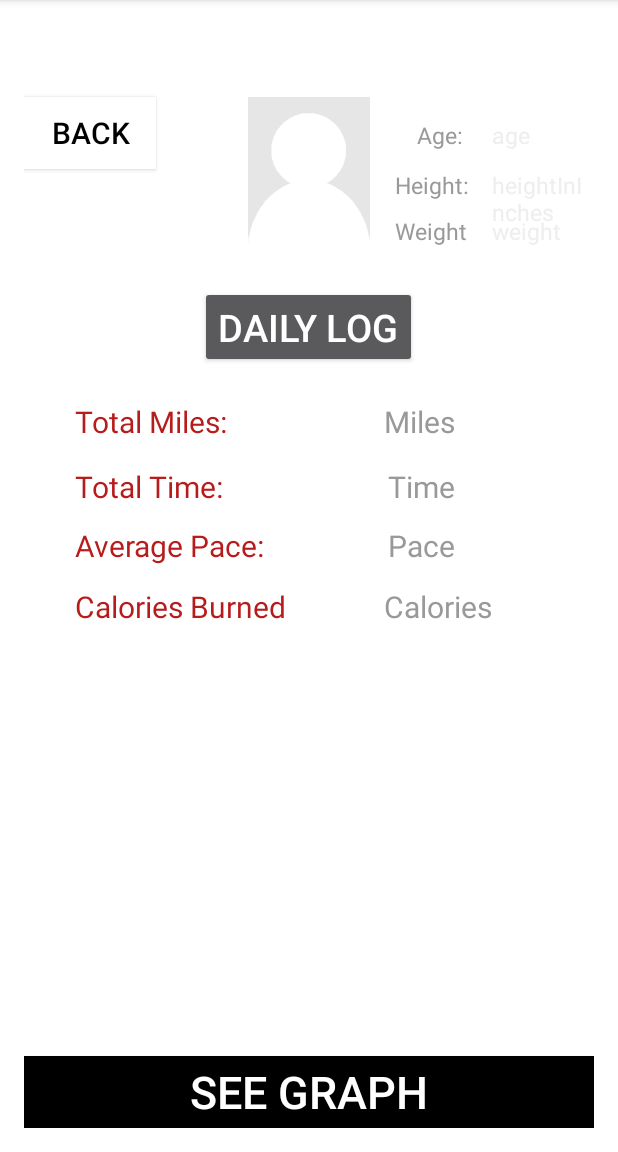
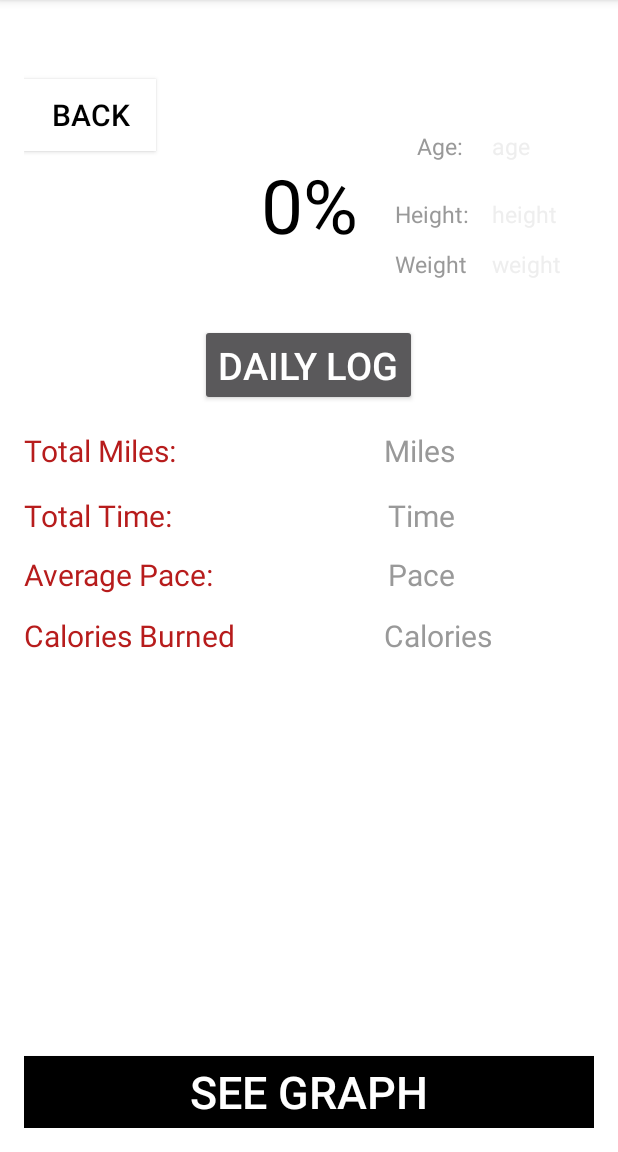
Before and after one commit to SJU-CUS-1194-Mobile-Health-Analytics/Ronald-McDonald-Android-App, an Android app: the ProfileActivity screen opened directly, with no data from a screen before it, on a phone screen of 412 x 824 dp, the part 84-1236 px from its top. Run offline under Robolectric (Android 15) with nearby library versions, the phone set to English and light mode, and no system bars; our stand-ins replace Firebase (no records; nobody signed in at launch, a user with empty details on screens opened directly); 8 statements that could not run were skipped.

Commit message:
Bar Graphs fixed, Goal Percentage Added

```diff
--- a/app/src/main/java/com/example/jsung721/ronaldmcdonald_prototype1/EditProfileActivity.java
+++ b/app/src/main/java/com/example/jsung721/ronaldmcdonald_prototype1/EditProfileActivity.java
@@ -22,6 +22,7 @@ public class EditProfileActivity extends BaseActivity {
     EditText ageEditText;
     EditText heightEditText;
     EditText weightEditText;
+    EditText goalEditText;
     Button saveChangesButton;
 
     // UserProfile Object for logged in user
@@ -43,6 +44,7 @@ public class EditProfileActivity extends BaseActivity {
         ageEditText = (EditText) findViewById(R.id.edit_profile_age);
         heightEditText = (EditText) findViewById(R.id.edit_profile_height);
         weightEditText = (EditText) findViewById(R.id.edit_profile_weight);
+        goalEditText = (EditText) findViewById(R.id.edit_profile_goal);
 
         saveChangesButton = (Button) findViewById(R.id.edit_profile_save_changes);
         saveChangesButton.setOnClickListener(new View.OnClickListener() {
@@ -52,10 +54,12 @@ public class EditProfileActivity extends BaseActivity {
                     int age = Integer.parseInt(ageEditText.getText().toString());
                     int heightInInches = Integer.parseInt(heightEditText.getText().toString());
                     double weight = Double.parseDouble(weightEditText.getText().toString());
+                    int goal = Integer.parseInt(goalEditText.getText().toString());
 
                     userProfile.setAge(age);
                     userProfile.setHeightInInches(heightInInches);
                     userProfile.setWeight(weight);
+                    userProfile.setGoal(goal);
 
                     UserProfileDBAccess.setUserProfileById(mFirebaseUser.getUid(), userProfile);
 
@@ -90,6 +94,7 @@ public class EditProfileActivity extends BaseActivity {
         ageEditText.setText("" + userProfile.getAge());
         heightEditText.setText("" + userProfile.getHeightInInches());
         weightEditText.setText("" + userProfile.getWeight());
+        goalEditText.setText("" + userProfile.getGoal());
     }
 
 }
--- a/app/src/main/java/com/example/jsung721/ronaldmcdonald_prototype1/ProfileActivity.java
+++ b/app/src/main/java/com/example/jsung721/ronaldmcdonald_prototype1/ProfileActivity.java
@@ -3,13 +3,18 @@ package com.example.jsung721.ronaldmcdonald_prototype1;
 import android.content.Intent;
 import android.os.Bundle;
 import android.view.View;
+import android.widget.AdapterView;
+import android.widget.ArrayAdapter;
 import android.widget.Button;
+import android.widget.Spinner;
 import android.widget.TextView;
 
 import com.google.firebase.database.DataSnapshot;
 import com.google.firebase.database.DatabaseError;
 import com.google.firebase.database.DatabaseReference;
 import com.google.firebase.database.ValueEventListener;
+
+import org.w3c.dom.Text;
 
 import edu.stjohns.cus1194.stride.data.UserProfile;
 import edu.stjohns.cus1194.stride.db.UserProfileDBAccess;
@@ -24,8 +29,9 @@ public class ProfileActivity extends BaseActivity {
     private TextView profileAgeValueTextView;
     private TextView profileHeightValueTextView;
     private TextView profileWeightValueTextView;
-
-
+    private String value;
+    private TextView profileProgress;
+    private TextView profileProgressComment;
     // UserProfile Object for logged in user
     private UserProfile userProfile;
 
@@ -36,11 +42,13 @@ public class ProfileActivity extends BaseActivity {
         setContentView(R.layout.user_profile);
         initUI();
         initDB();
+
+
     }
 
     private void initUI() {
 
-        TextView profileNameTextView = (TextView) findViewById(R.id.text_user_profile);
+        final TextView profileNameTextView = (TextView) findViewById(R.id.text_user_profile);
         profileNameTextView.setText(mFirebaseUser.getDisplayName());
 
         profileTotalMilesValueTextView  = (TextView)findViewById(R.id.text_profile_total_miles_value);
@@ -51,8 +59,12 @@ public class ProfileActivity extends BaseActivity {
         profileHeightValueTextView = (TextView) findViewById(R.id.text_profile_height_value);
         profileWeightValueTextView = (TextView) findViewById(R.id.text_profile_weight_value);
 
+        profileProgress = (TextView) findViewById(R.id.text_progress_percentage);
+        profileProgressComment = (TextView) findViewById(R.id.text_progress_comment);
+
 
         Button profileToMenuButton = (Button) findViewById(R.id.button_profile_to_menu);
+
 
         profileToMenuButton.setOnClickListener(new View.OnClickListener()
         {
@@ -111,6 +123,40 @@ public class ProfileActivity extends BaseActivity {
     }
 
     private void updateUI() {
+        int num = (int)(((double)userProfile.calculateLifetimeTotalMiles()/(double)userProfile.getGoal())*100);
+        profileProgress.setText(num +"%");
+        if (num == 25)
+        {
+            profileProgressComment.setText("Keep Working Hard!!!!");
+        }
+        else if(num > 25 && num < 50)
+        {
+            profileProgressComment.setText("You are doing great!");
+        }
+        else if (num == 50)
+        {
+            profileProgressComment.setText("HALFWAY THERE!!!");
+        }
+        else if (num > 50 && num < 75)
+        {
+            profileProgressComment.setText("Keep Running!!!");
+        }
+        else if (num == 75)
+        {
+            profileProgressComment.setText("YOU ARE ALMOST THERE");
+        }
+        else if (num > 75 && num < 100)
+        {
+            profileProgressComment.setText("Amazing Progress. Keep Pushing!");
+        }
+        else if (num == 100)
+        {
+            profileProgressComment.setText("YOU DID IT! GREAT JOB!");
+        }
+        else
+        {
+            profileProgressComment.setText("");
+        }
         profileAgeValueTextView.setText(""+ userProfile.getAge());
         profileHeightValueTextView.setText(""+userProfile.getHeightInInches());
         profileWeightValueTextView.setText(""+userProfile.getWeight());
@@ -118,6 +164,7 @@ public class ProfileActivity extends BaseActivity {
         profileTotalTimeValueTextView.setText(userProfile.printLifetimeRunningDuration());
         profileAveragePaceValueTextView.setText(userProfile.printLifetimePacePerMile() + " min/mi");
         profileCaloriesBurnedValueTextView.setText("" + userProfile.getLifetimeTotalCalories() + " Cal");
+
     }
 
 }
--- a/app/src/main/java/com/example/jsung721/ronaldmcdonald_prototype1/SignInSignOutActivity.java
+++ b/app/src/main/java/com/example/jsung721/ronaldmcdonald_prototype1/SignInSignOutActivity.java
@@ -215,7 +215,7 @@ public class SignInSignOutActivity extends AppCompatActivity implements
                 if (userProfileSnapshot != null) {
                     UserProfile userProfile = userProfileSnapshot.getValue(UserProfile.class);
                     if (userProfile == null) {
-                        userProfile = new UserProfile(18,66,130);
+                        userProfile = new UserProfile(18,66,130,100);
                         UserProfileDBAccess.setUserProfileById(mUser.getUid(), userProfile);
                     }
                     Intent SignInToMainMenuIntent = new Intent(SignInSignOutActivity.this, StrideMainMenuActivity.class);
--- a/app/src/main/res/layout/user_profile.xml
+++ b/app/src/main/res/layout/user_profile.xml
@@ -11,14 +11,18 @@
     android:background="@color/white"
     tools:context="com.example.jsung721.ronaldmcdonald_prototype1.ProfileActivity">
 
-    <ImageView
+    <TextView
         android:layout_width="100dp"
         android:layout_height="100dp"
-        android:id="@+id/image_profile_picture"
-        android:src = "@drawable/portrait"
+        android:id="@+id/text_progress_percentage"
+        android:hint="0"
+        android:textColorHint="@color/light_gray"
+        android:textColor="@color/black"
+        android:textSize="50dp"
         android:gravity="center"
-        android:layout_alignTop="@+id/button_profile_to_menu"
-        android:layout_centerHorizontal="true" />
+        android:layout_below="@+id/text_user_profile"
+        android:layout_centerHorizontal="true"
+        android:layout_marginTop="34dp" />
 
     <TextView
         android:layout_width="wrap_content"
@@ -39,9 +43,9 @@
         android:text="Total Miles: "
         android:textSize="20dp"
         android:textColor="@color/maroon"
-        android:layout_marginTop="22dp"
+        android:layout_marginTop="16dp"
         android:layout_below="@+id/button_profile_to_daily_log"
-        android:layout_toStartOf="@+id/image_profile_picture" />
+        android:layout_toStartOf="@+id/spinner_profile_progress" />
 
     <TextView
         android:layout_width="wrap_content"
@@ -53,7 +57,7 @@
         android:textColorHint="@color/dark_gray"
         android:layout_alignBaseline="@+id/text_profile_total_miles"
         android:layout_alignBottom="@+id/text_profile_total_miles"
-        android:layout_toEndOf="@+id/image_profile_picture" />
+        android:layout_toEndOf="@+id/text_progress_percentage" />
 
     <TextView
         android:layout_width="wrap_content"
@@ -118,7 +122,6 @@
         android:textSize="20dp"
         android:textColor="@color/black"
         android:background="@color/white"
-        android:layout_marginTop="12dp"
         android:layout_below="@+id/text_user_profile"
         android:layout_alignParentStart="true" />
 
@@ -128,9 +131,9 @@
         android:id="@+id/button_profile_to_daily_log"
         android:text="Daily Log"
         android:textSize="25dp"
-        android:layout_below="@+id/image_profile_picture"
+        android:layout_below="@+id/text_progress_percentage"
         android:layout_centerHorizontal="true"
-        android:layout_marginTop="26dp" />
+        android:layout_marginTop="29dp" />
 
     <TextView
         android:layout_width="wrap_content"
@@ -162,8 +165,7 @@
         android:text="Age: "
         android:textColor="@color/dark_gray"
         android:textSize="15dp"
-        android:layout_alignBaseline="@+id/button_profile_to_menu"
-        android:layout_alignBottom="@+id/button_profile_to_menu"
+        android:layout_alignTop="@+id/text_progress_percentage"
         android:layout_toEndOf="@+id/button_profile_to_daily_log" />
 
     <TextView
@@ -184,8 +186,9 @@
         android:textSize="15dp"
         android:textColor="@color/dark_gray"
         android:text="Height:"
-        android:layout_below="@+id/button_profile_to_menu"
-        android:layout_alignEnd="@+id/text_profile_age" />
+        android:layout_below="@+id/text_profile_age"
+        android:layout_alignEnd="@+id/text_profile_age"
+        android:layout_marginTop="24dp" />
 
     <TextView
         android:layout_width="wrap_content"
@@ -193,7 +196,7 @@
         android:id="@+id/text_profile_height_value"
         android:textSize="15dp"
         android:textColorHint="@color/light_gray"
-        android:hint="heightInInches"
+        android:hint="height"
         android:textColor="@color/dark_gray"
         android:layout_alignBaseline="@+id/text_profile_height"
         android:layout_alignBottom="@+id/text_profile_height"
@@ -206,7 +209,7 @@
         android:textSize="15dp"
         android:textColor="@color/dark_gray"
         android:text="Weight"
-        android:layout_above="@+id/button_profile_to_daily_log"
+        android:layout_alignBottom="@+id/text_progress_percentage"
         android:layout_alignStart="@+id/text_profile_height" />
 
     <TextView
@@ -220,4 +223,15 @@
         android:layout_alignBaseline="@+id/text_profile_weight"
         android:layout_alignBottom="@+id/text_profile_weight"
         android:layout_alignStart="@+id/text_profile_age_value" />
+
+    <TextView
+        android:layout_width="wrap_content"
+        android:layout_height="wrap_content"
+        android:id="@+id/text_progress_comment"
+        android:textSize="15dp"
+        android:textColor="@color/dark_gray"
+        android:layout_alignBaseline="@+id/text_profile_height"
+        android:layout_alignBottom="@+id/text_profile_height"
+        android:layout_alignParentStart="true" />
+
 </RelativeLayout>
```
Also changed, not shown: app/src/main/java/com/example/jsung721/ronaldmcdonald_prototype1/GraphsActivity.java (+30 -13 lines), app/src/main/java/edu/stjohns/cus1194/stride/data/UserProfile.java (+6 -1 lines), app/src/main/res/layout/activity_edit_profile.xml (+20 -1 lines), app/src/main/res/values/strings.xml (+5 -7 lines).
